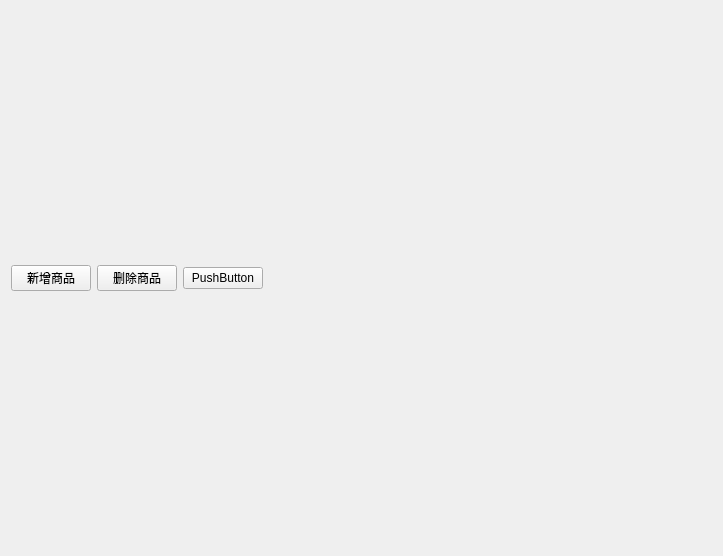
Above: SqlManager/SqlManager/MainWindow.ui from houhaotian/sqldemo before the change. Below: the same form after it.
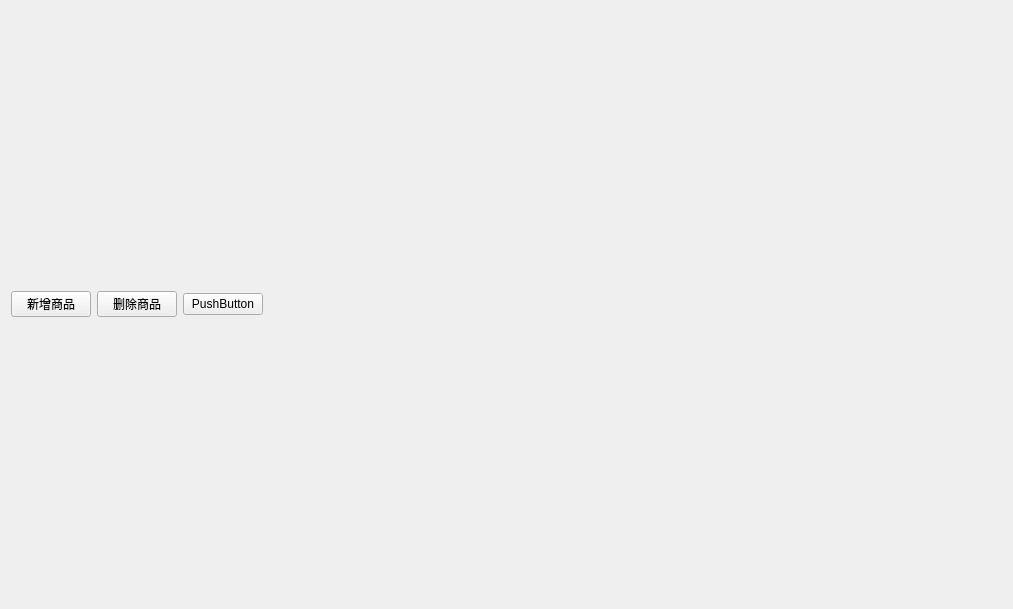
That is the form after the change.

```diff
--- a/SqlManager/SqlManager/MainWindow.ui
+++ b/SqlManager/SqlManager/MainWindow.ui
@@ -6,8 +6,8 @@
    <rect>
     <x>0</x>
     <y>0</y>
-    <width>723</width>
-    <height>556</height>
+    <width>1013</width>
+    <height>609</height>
    </rect>
   </property>
   <property name="windowTitle">
```
